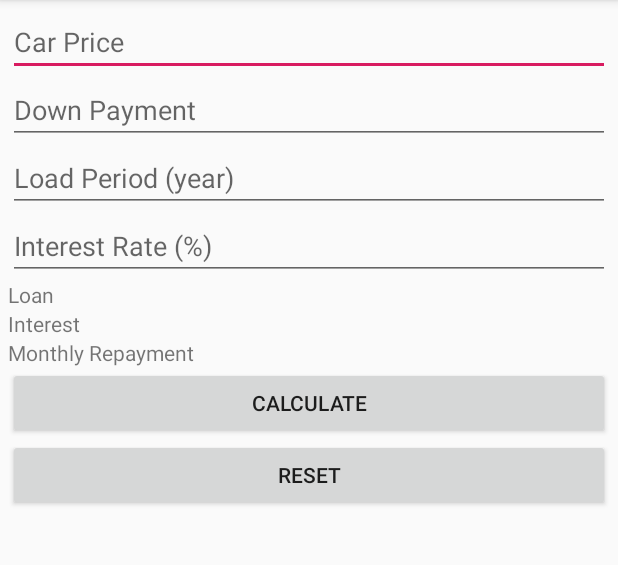
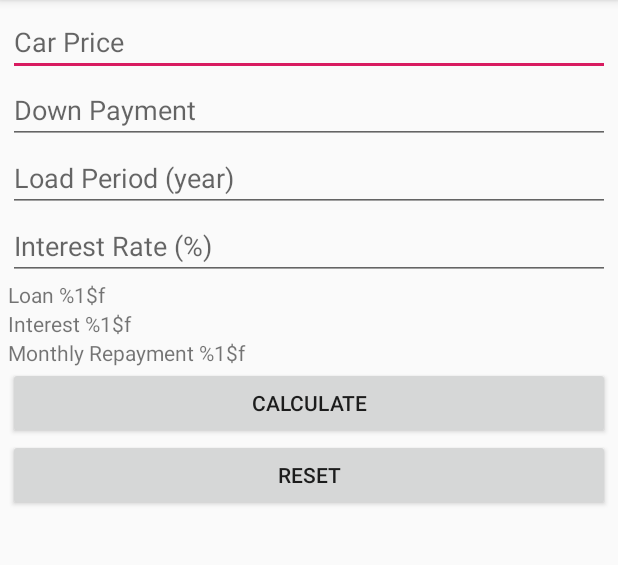
Before and after one commit to eslee99/Car, an Android app: the screen it shows after launch (MainActivity), on a phone screen of 412 x 824 dp, the part 84-649 px from its top. Run offline under Robolectric (Android 15) with nearby library versions, the phone set to English and light mode, and no system bars.

Commit message:
Solved[MainActivity.kt, line 23]: Casting problem.

```diff
--- a/app/src/main/res/values/strings.xml
+++ b/app/src/main/res/values/strings.xml
@@ -4,9 +4,9 @@
     <string name="downpayment">Down Payment</string>
     <string name="loan_period">Load Period (year)</string>
     <string name="interest_rate">Interest Rate (%)</string>
-    <string name="loan">Loan</string>
-    <string name="interest">Interest</string>
-    <string name="montly_repayment">Monthly Repayment</string>
+    <string name="loan">Loan %1$f</string>
+    <string name="interest">Interest %1$f</string>
+    <string name="montly_repayment">Monthly Repayment %1$f</string>
     <string name="calculate">Calculate</string>
     <string name="reset">Reset</string>
 </resources>
```
Also changed, not shown: app/src/main/java/com/example/car/MainActivity.kt (+4 -7 lines).
